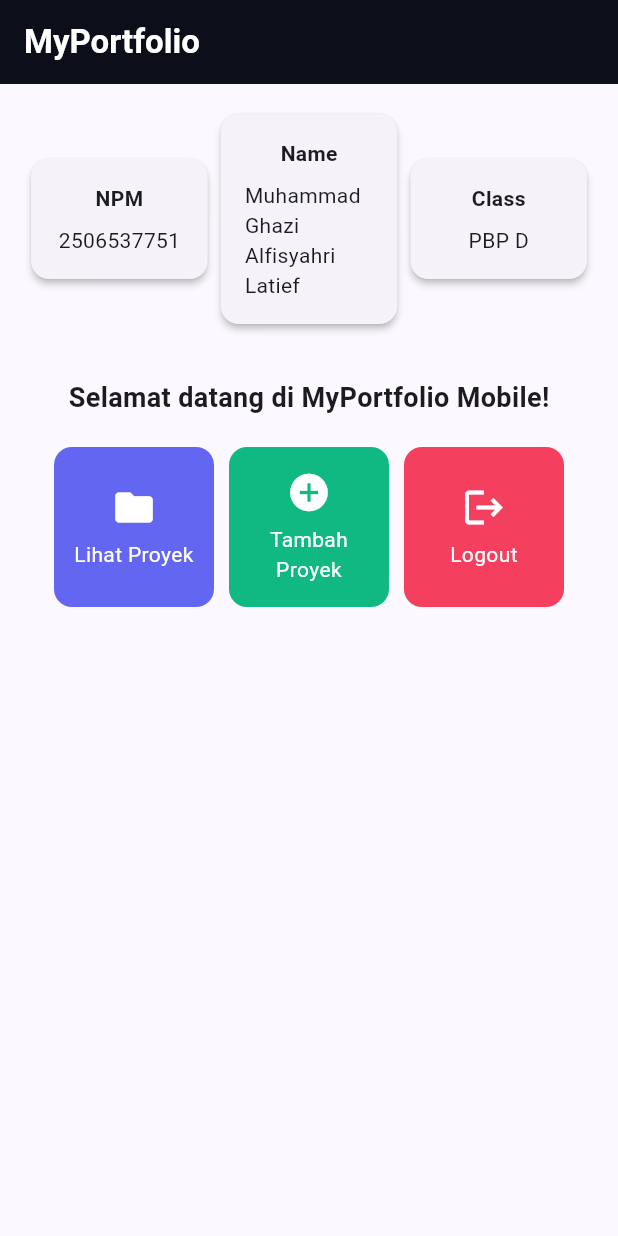
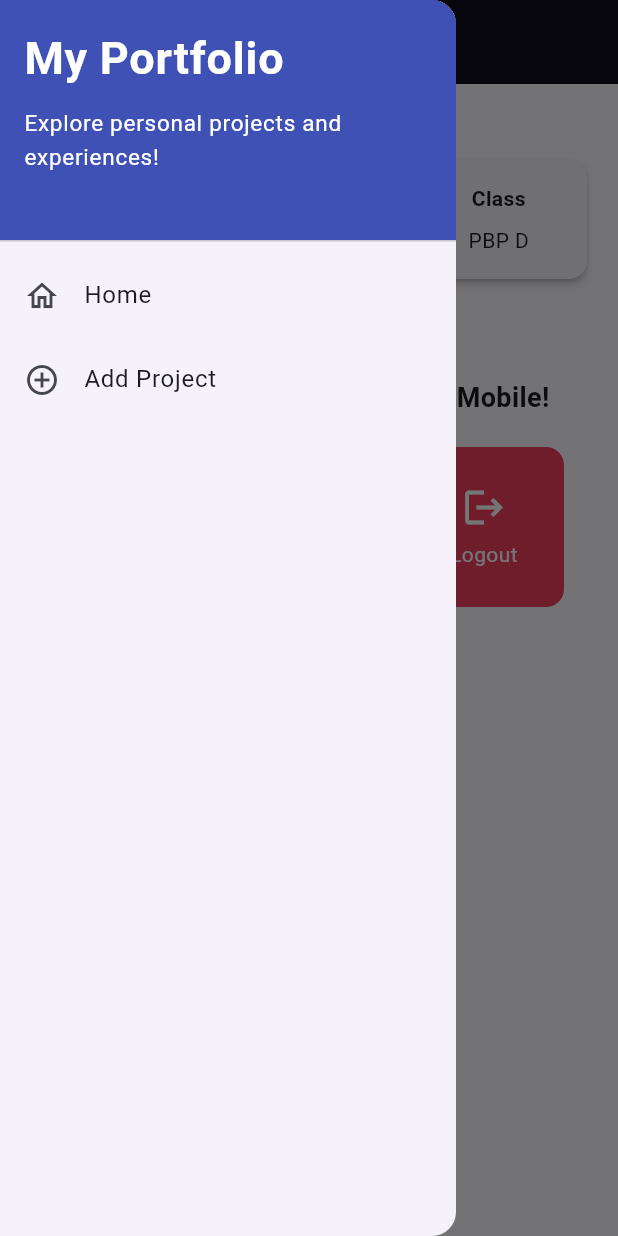
Before and after one commit to ntcapslmao/myportfolio-mobile, a Flutter app: the screen it shows after launch, with the side drawer open (before the commit the screen has no drawer), on a phone screen of 412 x 824 dp. Run offline on Flutter 3.47's test engine with Material 3 defaults, Android fonts, the phone set to English and light mode, and no system bars; our stand-ins replace material_ui.

Commit message:
feat: tutorial 9 (flutter navi, layouts, forms, and input elements).

```diff
--- a/lib/main.dart
+++ b/lib/main.dart
@@ -1,5 +1,5 @@
-import 'package:flutter/material.dart';
-import 'package:myportfolio_mobile/menu.dart';
+import 'package:material_ui/material_ui.dart';
+import 'package:myportfolio_mobile/screens/menu.dart';
 
 void main() {
   runApp(const MyApp());
--- a/lib/menu.dart
+++ b/lib/screens/menu.dart
@@ -1,4 +1,6 @@
-import 'package:flutter/material.dart';
+import 'package:material_ui/material_ui.dart';
+import 'package:myportfolio_mobile/widgets/left_drawer.dart';
+import 'package:myportfolio_mobile/widgets/project_card.dart';
 
 class MyHomePage extends StatelessWidget {
   MyHomePage({super.key});
@@ -13,7 +15,7 @@ class MyHomePage extends StatelessWidget {
     ItemHomepage("Logout", Icons.logout, const Color(0xFFF43F5E)),
   ];
 
-    @override
+  @override
   Widget build(BuildContext context) {
     // Scaffold menyediakan struktur visual dasar halaman (AppBar, Body, SnackBar).
     return Scaffold(
@@ -21,13 +23,12 @@ class MyHomePage extends StatelessWidget {
       appBar: AppBar(
         title: const Text(
           'MyPortfolio',
-          style: TextStyle(
-            color: Colors.white,
-            fontWeight: FontWeight.bold,
-          ),
+          style: TextStyle(color: Colors.white, fontWeight: FontWeight.bold),
         ),
         backgroundColor: const Color(0xFF0C0E1A),
+        iconTheme: const IconThemeData(color: Colors.white),
       ),
+      drawer: const LeftDrawer(),
       // Body halaman utama dengan padding di sekelilingnya.
       body: Padding(
         padding: const EdgeInsets.all(16.0),
@@ -103,10 +104,7 @@ class InfoCard extends StatelessWidget {
         // Menyusun teks title dan content secara vertikal.
         child: Column(
           children: [
-            Text(
-              title,
-              style: const TextStyle(fontWeight: FontWeight.bold),
-            ),
+            Text(title, style: const TextStyle(fontWeight: FontWeight.bold)),
             const SizedBox(height: 8.0),
             Text(content),
           ],
@@ -123,67 +121,3 @@ class ItemHomepage {
 
   ItemHomepage(this.name, this.icon, this.color);
 }
-
-class ItemCard extends StatelessWidget {
-  final ItemHomepage item;
-
-  const ItemCard(this.item, {super.key});
-
-  @override
-  Widget build(BuildContext context) {
-    return Material(
-      // Menggunakan warna sekunder dari skema tema aplikasi.
-      color: item.color,
-      borderRadius: BorderRadius.circular(12),
-      child: InkWell(
-        borderRadius: BorderRadius.circular(12),
-        splashColor: Colors.white.withValues(alpha: 0.3),
-        highlightColor: Colors.white.withValues(alpha: 0.3),
-        // Aksi ketika kartu ditekan oleh pengguna.
-        onTap: () {
-          // Menampilkan SnackBar dengan pesan interaktif.
-          ScaffoldMessenger.of(context)
-            ..hideCurrentSnackBar()
-            ..showSnackBar(
-              SnackBar(
-                content: Row(
-                  children: [
-                    Icon(item.icon, color:Colors.white),
-                    const SizedBox(width: 10),
-                    Expanded(child: Text("Kamu telah menekan tombol ${item.name}!")),
-                  ],
-                ),
-                backgroundColor: item.color,
-                behavior: SnackBarBehavior.fixed,
-                shape: const RoundedRectangleBorder(
-                  borderRadius: BorderRadius.vertical(top: Radius.circular(12)),
-                ),
-                duration: const Duration(seconds: 2),
-              ),
-            );
-        },
-        child: Container(
-          padding: const EdgeInsets.all(8),
-          child: Center(
-            child: Column(
-              mainAxisAlignment: MainAxisAlignment.center,
-              children: [
-                Icon(
-                  item.icon,
-                  color: Colors.white,
-                  size: 30.0,
-                ),
-                const Padding(padding: EdgeInsets.all(3)),
-                Text(
-                  item.name,
-                  textAlign: TextAlign.center,
-                  style: const TextStyle(color: Colors.white),
-                ),
-              ],
-            ),
-          ),
-        ),
-      ),
-    );
-  }
-}
--- /dev/null
+++ b/lib/widgets/left_drawer.dart
@@ -0,0 +1,69 @@
+import 'package:material_ui/material_ui.dart';
+import 'package:myportfolio_mobile/screens/menu.dart';
+import 'package:myportfolio_mobile/screens/project_form.dart';
+
+class LeftDrawer extends StatelessWidget {
+  const LeftDrawer({super.key});
+
+  @override
+  Widget build(BuildContext context) {
+    return Drawer(
+      child: ListView(
+        children: [
+          const DrawerHeader(
+            decoration: BoxDecoration(
+              color: Colors.indigo,
+            ),
+            child: Column(
+              crossAxisAlignment: CrossAxisAlignment.start,
+              children: [
+                Text(
+                  'My Portfolio',
+                  style: TextStyle(
+                    fontSize: 30,
+                    fontWeight: FontWeight.bold,
+                    color: Colors.white,
+                  ),
+                ),
+                SizedBox(height: 10),
+                Text(
+                  'Explore personal projects and experiences!',
+                  style: TextStyle(
+                    fontSize: 15,
+                    color: Colors.white,
+                  ),
+                ),
+              ],
+            ),
+          ),
+          ListTile(
+            leading: const Icon(Icons.home_outlined),
+            title: const Text('Home'),
+            // Navigasi ke halaman utama portofolio
+            onTap: () {
+              Navigator.pushReplacement(
+                context,
+                MaterialPageRoute(
+                  builder: (context) => MyHomePage(),
+                ),
+              );
+            },
+          ),
+          ListTile(
+            leading: const Icon(Icons.add_circle_outline),
+            title: const Text('Add Project'),
+            // Navigasi ke halaman tambah proyek
+            onTap: () {
+              Navigator.pushReplacement(
+                context,
+                MaterialPageRoute(
+                  builder: (context) => const ProjectFormPage(),
+                ),
+              );
+            },
+          ),
+        ],
+      ),
+    );
+  }
+}
--- /dev/null
+++ b/lib/widgets/project_card.dart
@@ -0,0 +1,71 @@
+import 'package:material_ui/material_ui.dart';
+import 'package:myportfolio_mobile/screens/menu.dart';
+import 'package:myportfolio_mobile/screens/project_form.dart';
+
+class ItemCard extends StatelessWidget {
+  final ItemHomepage item;
+
+  const ItemCard(this.item, {super.key});
+
+  @override
+  Widget build(BuildContext context) {
+    return Material(
+      // Menggunakan warna sekunder dari skema tema aplikasi.
+      color: item.color,
+      borderRadius: BorderRadius.circular(12),
+      child: InkWell(
+        borderRadius: BorderRadius.circular(12),
+        splashColor: Colors.white.withValues(alpha: 0.3),
+        highlightColor: Colors.white.withValues(alpha: 0.3),
+        // Aksi ketika kartu ditekan oleh pengguna.
+        onTap: () {
+          // Menampilkan SnackBar dengan pesan interaktif.
+          ScaffoldMessenger.of(context)
+            ..hideCurrentSnackBar()
+            ..showSnackBar(
+              SnackBar(
+                content: Row(
+                  children: [
+                    Icon(item.icon, color: Colors.white),
+                    const SizedBox(width: 10),
+                    Expanded(
+                      child: Text("Kamu telah menekan tombol ${item.name}!"),
+                    ),
+                  ],
+                ),
+                backgroundColor: item.color,
+                behavior: SnackBarBehavior.fixed,
+                shape: const RoundedRectangleBorder(
+                  borderRadius: BorderRadius.vertical(top: Radius.circular(12)),
+                ),
+                duration: const Duration(seconds: 2),
+              ),
+            );
+          if (item.name == "Tambah Proyek") {
+            Navigator.push(
+              context,
+              MaterialPageRoute(builder: (context) => const ProjectFormPage()),
+            );
+          }
+        },
+        child: Container(
+          padding: const EdgeInsets.all(8),
+          child: Center(
+            child: Column(
+              mainAxisAlignment: MainAxisAlignment.center,
+              children: [
+                Icon(item.icon, color: Colors.white, size: 30.0),
+                const Padding(padding: EdgeInsets.all(3)),
+                Text(
+                  item.name,
+                  textAlign: TextAlign.center,
+                  style: const TextStyle(color: Colors.white),
+                ),
+              ],
+            ),
+          ),
+        ),
+      ),
+    );
+  }
+}
--- a/pubspec.yaml
+++ b/pubspec.yaml
@@ -34,6 +34,7 @@ dependencies:
   # The following adds the Cupertino Icons font to your application.
   # Use with the CupertinoIcons class for iOS style icons.
   cupertino_icons: ^1.0.8
+  material_ui: ^1.11.1
 
 dev_dependencies:
   flutter_test:
```
Also changed, not shown: lib/screens/project_form.dart (added, +214 -0 lines), pubspec.lock, 1 other file.
